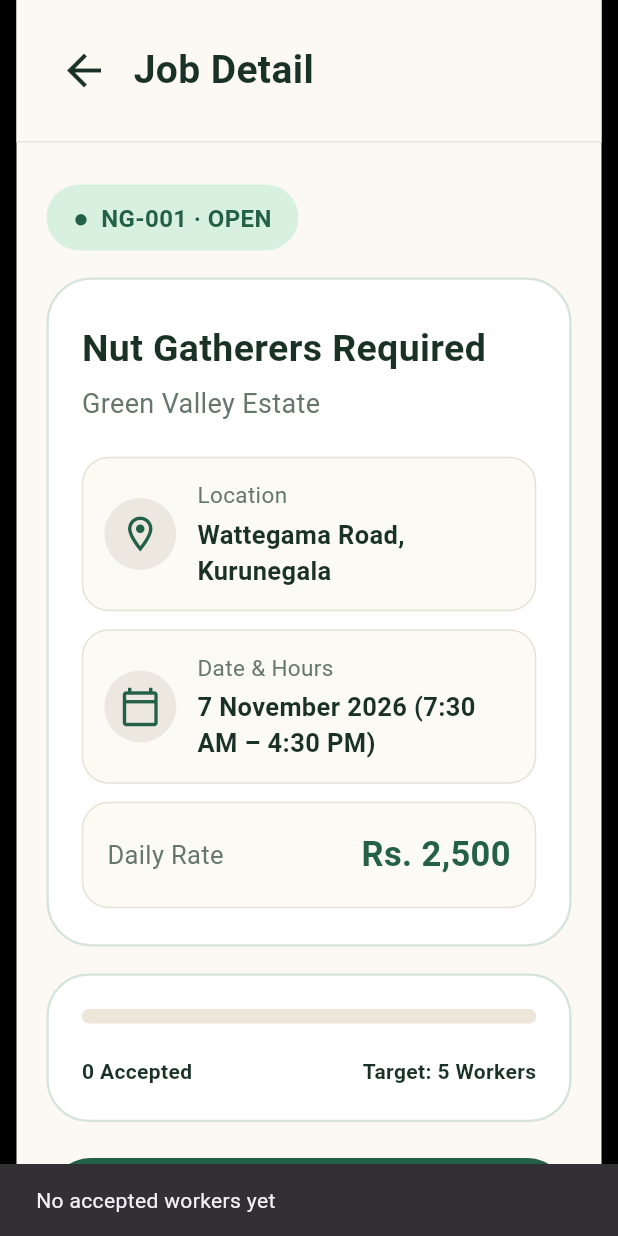
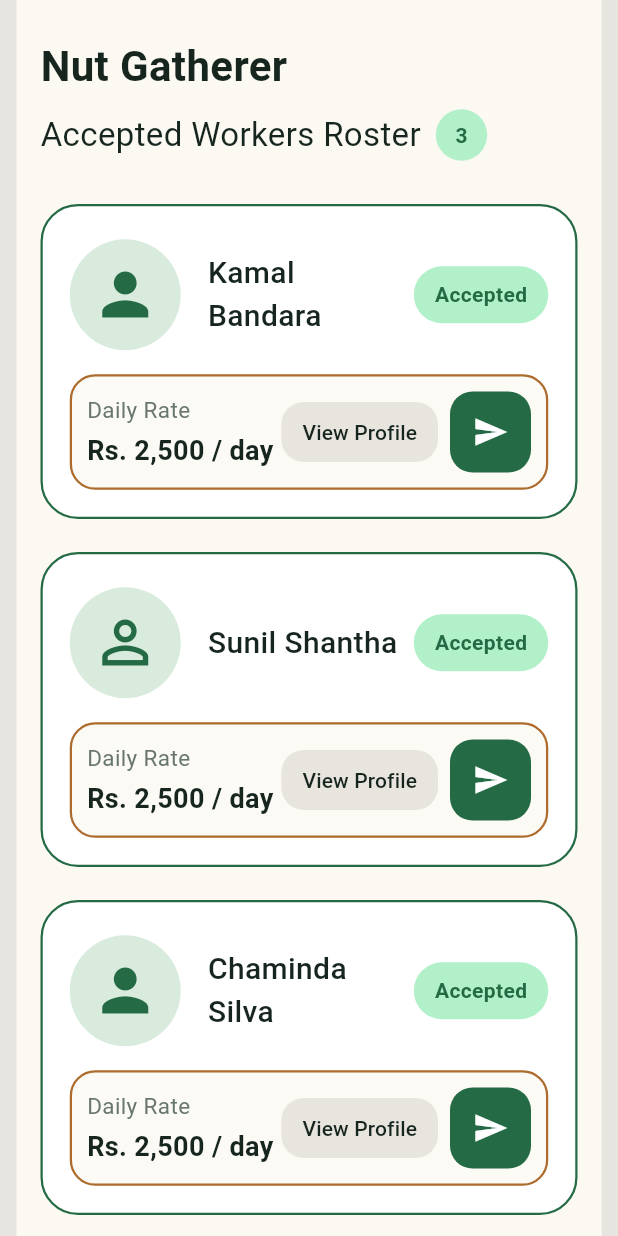
Before and after one commit to MalshiTharukaKarunathilaka/CocoConnect, a Flutter app: the JobDetailPage screen opened directly with empty values, after a tap on "View Accepted Workers", on a phone screen of 412 x 824 dp. Run offline on Flutter 3.47's test engine with Material 3 defaults, Android fonts, the light colour scheme and no system bars; our stand-ins replace flutter_map, latlong2, shared_preferences; missing offline and left inert: geolocator_platform_interface; accounts and stored records are empty; Roboto replaces fonts that are missing (Arial).

Commit message:
Update job details and accepted workers

```diff
--- /dev/null
+++ b/lib/screens/accepted_workers_page.dart
@@ -0,0 +1,204 @@
+import 'package:flutter/material.dart';
+
+const Color _rosterGreen = Color(0xFF246B45);
+const Color _rosterBackground = Color(0xFFFCF9F3);
+const Color _rosterInk = Color(0xFF17251F);
+
+class AcceptedWorkersPage extends StatelessWidget {
+  const AcceptedWorkersPage({super.key});
+
+  static const List<_Worker> _workers = [
+    _Worker('Kamal Bandara', Icons.person),
+    _Worker('Sunil Shantha', Icons.person_outline),
+    _Worker('Chaminda Silva', Icons.person),
+  ];
+
+  @override
+  Widget build(BuildContext context) {
+    return Scaffold(
+      backgroundColor: const Color(0xFFE7E5DF),
+      body: Center(
+        child: Container(
+          width: 390,
+          constraints: const BoxConstraints(maxWidth: 430),
+          color: _rosterBackground,
+          child: SafeArea(
+            child: ListView(
+              padding: const EdgeInsets.fromLTRB(16, 24, 16, 24),
+              children: [
+                const Text(
+                  'Nut Gatherer',
+                  style: TextStyle(
+                    color: _rosterInk,
+                    fontSize: 28,
+                    fontWeight: FontWeight.bold,
+                  ),
+                ),
+                const SizedBox(height: 8),
+                Row(
+                  children: [
+                    const Text(
+                      'Accepted Workers Roster',
+                      style: TextStyle(color: _rosterInk, fontSize: 22),
+                    ),
+                    const SizedBox(width: 10),
+                    Container(
+                      padding: const EdgeInsets.symmetric(
+                        horizontal: 13,
+                        vertical: 8,
+                      ),
+                      decoration: const BoxDecoration(
+                        color: Color(0xFFB1F0C9),
+                        shape: BoxShape.circle,
+                      ),
+                      child: const Text(
+                        '3',
+                        style: TextStyle(
+                          color: _rosterGreen,
+                          fontWeight: FontWeight.bold,
+                        ),
+                      ),
+                    ),
+                  ],
+                ),
+                const SizedBox(height: 28),
+                for (final worker in _workers) ...[
+                  _workerCard(context, worker),
+                  const SizedBox(height: 22),
+                ],
+              ],
+            ),
+          ),
+        ),
+      ),
+    );
+  }
+
+  Widget _workerCard(BuildContext context, _Worker worker) {
+    return Container(
+      padding: const EdgeInsets.fromLTRB(18, 22, 18, 18),
+      decoration: BoxDecoration(
+        color: Colors.white,
+        borderRadius: BorderRadius.circular(25),
+        border: Border.all(color: _rosterGreen, width: 1.5),
+      ),
+      child: Column(
+        children: [
+          Row(
+            children: [
+              Container(
+                width: 74,
+                height: 74,
+                decoration: const BoxDecoration(
+                  color: Color(0xFFD8EBDD),
+                  shape: BoxShape.circle,
+                ),
+                child: Icon(worker.icon, color: _rosterGreen, size: 46),
+              ),
+              const SizedBox(width: 18),
+              Expanded(
+                child: Text(
+                  worker.name,
+                  style: const TextStyle(
+                    color: _rosterInk,
+                    fontSize: 20,
+                    fontWeight: FontWeight.w500,
+                  ),
+                ),
+              ),
+              Container(
+                padding: const EdgeInsets.symmetric(
+                  horizontal: 14,
+                  vertical: 9,
+                ),
+                decoration: BoxDecoration(
+                  color: const Color(0xFFB1F0C9),
+                  borderRadius: BorderRadius.circular(22),
+                ),
+                child: const Text(
+                  'Accepted',
+                  style: TextStyle(
+                    color: _rosterGreen,
+                    fontWeight: FontWeight.bold,
+                  ),
+                ),
+              ),
+            ],
+          ),
+          const SizedBox(height: 16),
+          Container(
+            padding: const EdgeInsets.all(10),
+            decoration: BoxDecoration(
+              color: const Color(0xFFFCFAF5),
+              borderRadius: BorderRadius.circular(17),
+              border: Border.all(color: const Color(0xFFAD6C2D), width: 1.5),
+            ),
+            child: Row(
+              children: [
+                const Expanded(
+                  child: Column(
+                    crossAxisAlignment: CrossAxisAlignment.start,
+                    children: [
+                      Text(
+                        'Daily Rate',
+                        style: TextStyle(
+                          color: Color(0xFF68766F),
+                          fontSize: 15,
+                        ),
+                      ),
+                      SizedBox(height: 4),
+                      Text(
+                        'Rs. 2,500 / day',
+                        style: TextStyle(
+                          color: _rosterInk,
+                          fontSize: 18,
+                          fontWeight: FontWeight.bold,
+                        ),
+                      ),
+                    ],
+                  ),
+                ),
+                OutlinedButton(
+                  onPressed: () => ScaffoldMessenger.of(context).showSnackBar(
+                    SnackBar(content: Text('${worker.name} profile')),
+                  ),
+                  style: OutlinedButton.styleFrom(
+                    backgroundColor: const Color(0xFFE8E5DE),
+                    foregroundColor: _rosterInk,
+                    side: BorderSide.none,
+                    padding: const EdgeInsets.symmetric(horizontal: 14),
+                    shape: RoundedRectangleBorder(
+                      borderRadius: BorderRadius.circular(15),
+                    ),
+                  ),
+                  child: const Text('View Profile'),
+                ),
+                const SizedBox(width: 8),
+                IconButton(
+                  onPressed: () => ScaffoldMessenger.of(context).showSnackBar(
+                    SnackBar(content: Text('Contact ${worker.name}')),
+                  ),
+                  icon: const Icon(Icons.send, color: Colors.white, size: 24),
+                  style: IconButton.styleFrom(
+                    backgroundColor: _rosterGreen,
+                    fixedSize: const Size(54, 54),
+                    shape: RoundedRectangleBorder(
+                      borderRadius: BorderRadius.circular(15),
+                    ),
+                  ),
+                ),
+              ],
+            ),
+          ),
+        ],
+      ),
+    );
+  }
+}
+
+class _Worker {
+  final String name;
+  final IconData icon;
+
+  const _Worker(this.name, this.icon);
+}
--- a/lib/screens/job_detail_page.dart
+++ b/lib/screens/job_detail_page.dart
@@ -1,4 +1,5 @@
 import 'package:flutter/material.dart';
+import 'accepted_workers_page.dart';
 
 const Color _detailGreen = Color(0xFF245F48);
 const Color _detailBackground = Color(0xFFFCF9F3);
@@ -33,9 +34,10 @@ class JobDetailPage extends StatelessWidget {
                       _progress(),
                       const SizedBox(height: 24),
                       _button('View Accepted Workers', () {
-                        ScaffoldMessenger.of(context).showSnackBar(
-                          const SnackBar(
-                            content: Text('No accepted workers yet'),
+                        Navigator.push(
+                          context,
+                          MaterialPageRoute(
+                            builder: (_) => const AcceptedWorkersPage(),
                           ),
                         );
                       }),
```
